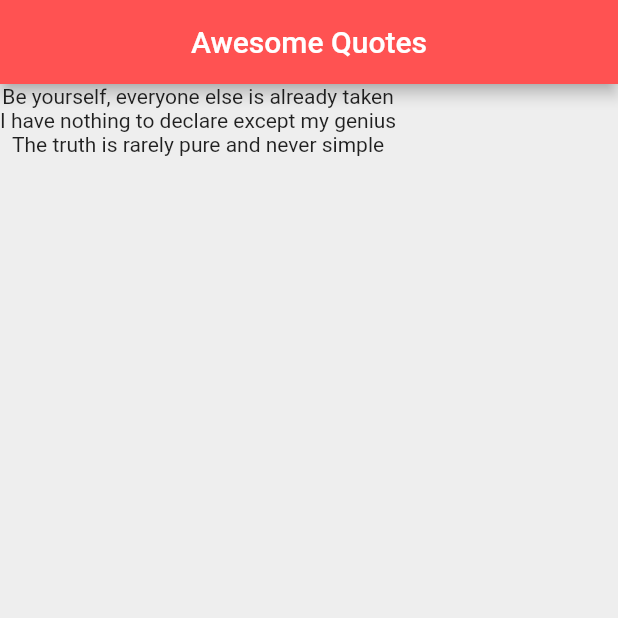
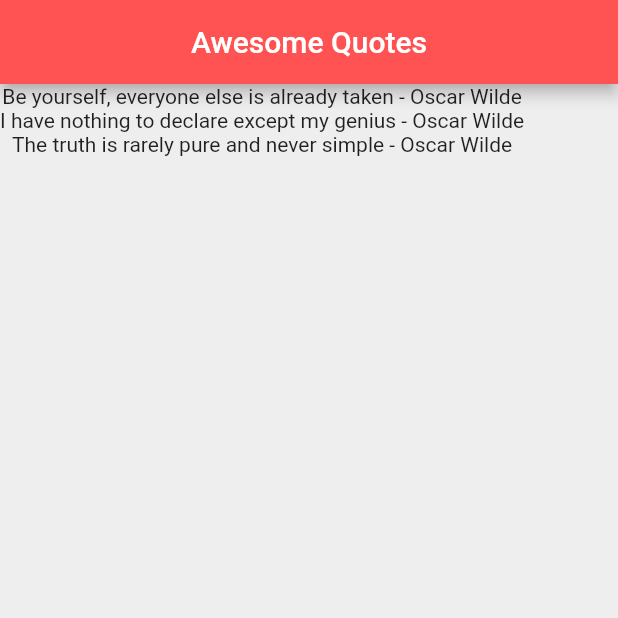
Before and after one commit to carameeapele/Flutter-Tutorial, a Flutter app: the screen it shows after launch, on a phone screen of 412 x 824 dp, the top half of it. Run offline on Flutter 3.47's test engine with Material 2 defaults, Android fonts, the phone set to English and light mode, and no system bars.

Commit message:
lesson 18

```diff
--- a/lib/main.dart
+++ b/lib/main.dart
@@ -1,5 +1,6 @@
 import 'package:flutter/cupertino.dart';
 import 'package:flutter/material.dart';
+import 'quote.dart';
 
 void main() => runApp(MaterialApp(
       home: QuoteList(),
@@ -13,10 +14,16 @@ class QuoteList extends StatefulWidget {
 }
 
 class _QuoteListState extends State<QuoteList> {
-  List<String> quotes = [
-    'Be yourself, everyone else is already taken',
-    'I have nothing to declare except my genius',
-    'The truth is rarely pure and never simple'
+  List<Quote> quotes = [
+    Quote(
+        author: 'Oscar Wilde',
+        text: 'Be yourself, everyone else is already taken'),
+    Quote(
+        author: 'Oscar Wilde',
+        text: 'I have nothing to declare except my genius'),
+    Quote(
+        author: 'Oscar Wilde',
+        text: 'The truth is rarely pure and never simple')
   ];
 
   @override
@@ -29,7 +36,9 @@ class _QuoteListState extends State<QuoteList> {
         backgroundColor: Colors.redAccent,
       ),
       body: Column(
-        children: quotes.map((quote) => Text(quote)).toList(),
+        children: quotes
+            .map((quote) => Text('${quote.text} - ${quote.author}'))
+            .toList(),
       ),
     );
   }
--- /dev/null
+++ b/lib/quote.dart
@@ -0,0 +1,6 @@
+class Quote {
+  String text;
+  String author;
+
+  Quote({required this.text, required this.author});
+}
```
